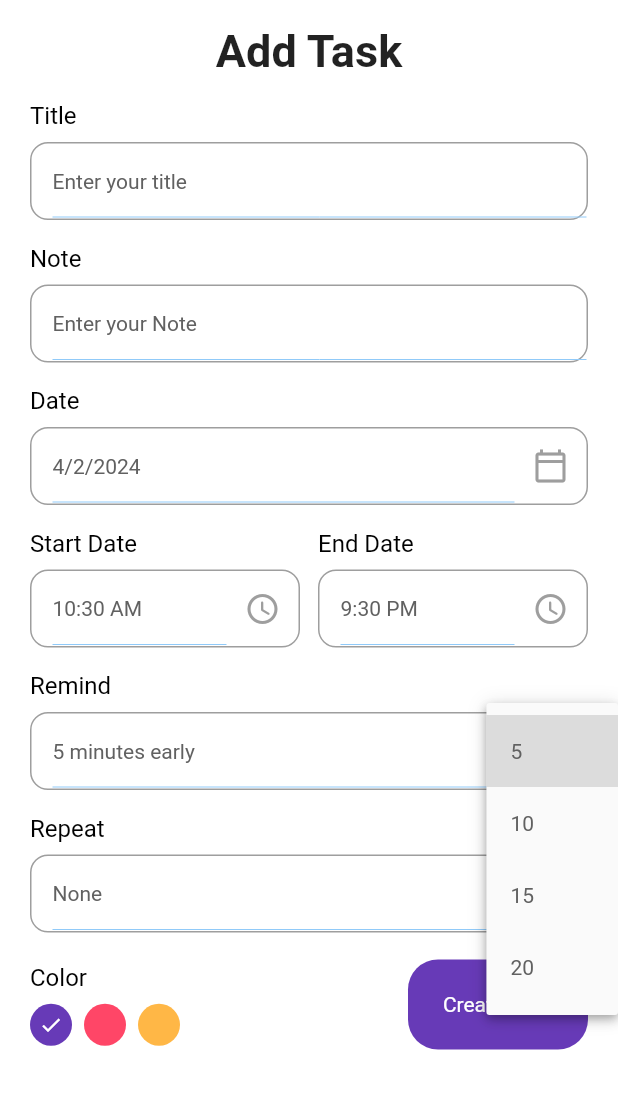
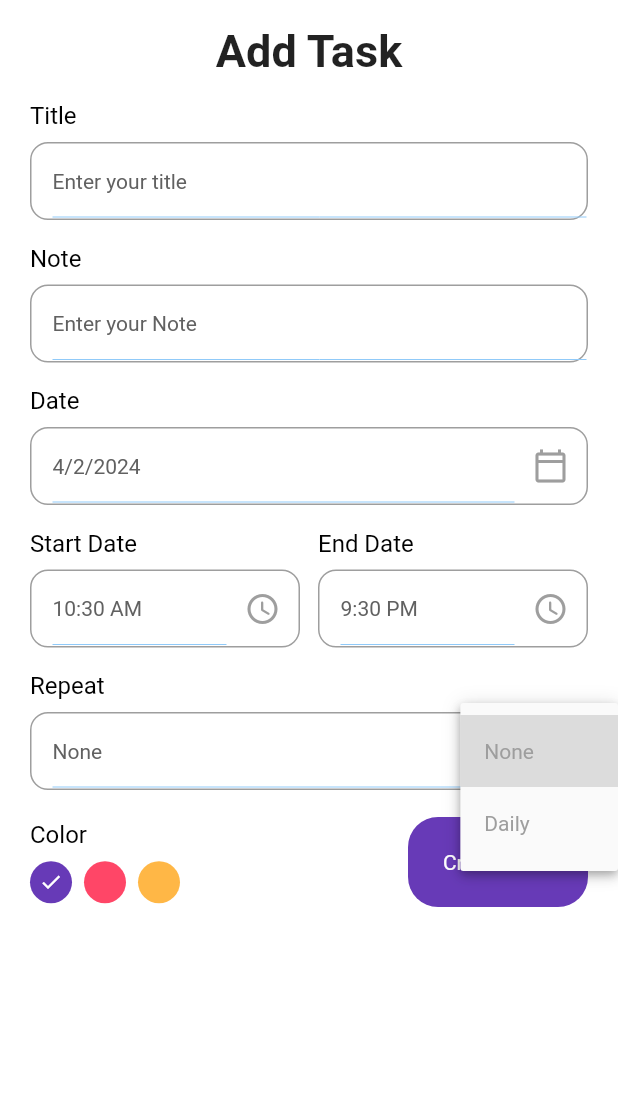
Before and after one commit to HaithamZedan1/HaithamZedan1-COMPWALLAH_March-2024-task3, a Flutter app: the AddTaskPage screen opened directly with empty values, after a tap on the "keyboard arrow down" icon, on a phone screen of 412 x 824 dp, the part 59-1168 px from its top. Run offline on Flutter 3.47's test engine with Material 2 defaults, Android fonts, the phone set to English and light mode, and no system bars; our stand-ins replace date_picker_timeline, flutter_staggered_animations, get, sqflite; accounts and stored records are empty.

Commit message:
third task

```diff
--- a/lib/database/sqflite.dart
+++ b/lib/database/sqflite.dart
@@ -47,7 +47,6 @@ class SqlDb {
         startTime STRING NOT NULL,
         endTime STRING NOT NULL,
         color INTEGER NOT NULL,
-        reminder INTEGER NOT NULL,
         repeat STRING NOT NULL
       )
     ''');
--- a/lib/model/task.dart
+++ b/lib/model/task.dart
@@ -8,7 +8,6 @@ class Task{
   String? startTime;
   String? endTime;
   int? color;
-  int? reminder;
   String? repeat;
 
   Task({
@@ -21,7 +20,6 @@ class Task{
       this.startTime,
       this.endTime,
       this.color,
-      this.reminder,
       this.repeat});
   Task.fromJson(Map<String,dynamic> json){
     taskId=json["taskId"];
@@ -33,7 +31,6 @@ class Task{
     startTime=json["startTime"];
     endTime =json["endTime"];
     color=json["color"];
-    reminder=json["reminder"];
     repeat=json["repeat"];
   }
 
@@ -48,7 +45,6 @@ class Task{
     data["startTime"]=this.startTime;
     data["endTime"]=this.endTime;
     data["color"]=this.color;
-    data["reminder"]=this.reminder;
     data["repeat"]=this.repeat;
     return data;
   }
--- a/lib/view/addTaskBar.dart
+++ b/lib/view/addTaskBar.dart
@@ -24,12 +24,6 @@ class _AddTaskPageState extends State<AddTaskPage> {
   String _startTime= DateFormat("hh:mm a").format(DateTime.now()).toString();
   String _endTime = "9:30 PM";
   int _selectedRemind= 5;
-  List<int> remindList=[
-    5,
-    10,
-    15,
-    20
-  ];
   String _selectedRepeat= "None";
   List<String> repeatList=[
     "None",
@@ -96,26 +90,6 @@ class _AddTaskPageState extends State<AddTaskPage> {
                   ),
                 ],
               ),
-              MyInputField(title: "Remind", hint: "$_selectedRemind minutes early",
-              widget:DropdownButton(
-                icon: Icon(Icons.keyboard_arrow_down,color: Colors.grey),
-                iconSize:  32,
-                elevation: 4,
-                style: subTitleStyle,
-                underline: Container(height: 0,),
-                onChanged: (String? newValue){
-                  setState(() {
-                    _selectedRemind = int.parse(newValue!);
-                  });
-                },
-                items: remindList.map<DropdownMenuItem<String>>((int value){
-                  return DropdownMenuItem<String>(
-                    value: value.toString(),
-                    child: Text(value.toString()),
-                  );
-              },
-              ).toList())
-                ,),
               MyInputField(title: "Repeat", hint: "$_selectedRepeat",
                 widget:DropdownButton(
                     icon: Icon(Icons.keyboard_arrow_down,color: Colors.grey),
@@ -175,7 +149,6 @@ class _AddTaskPageState extends State<AddTaskPage> {
       date: DateFormat.yMd().format(_selectedDate),
       startTime: _startTime,
       endTime: _endTime,
-      reminder: _selectedRemind,
       repeat: _selectedRepeat,
       color: _selectedColor,
       isCompleted: 0
```
